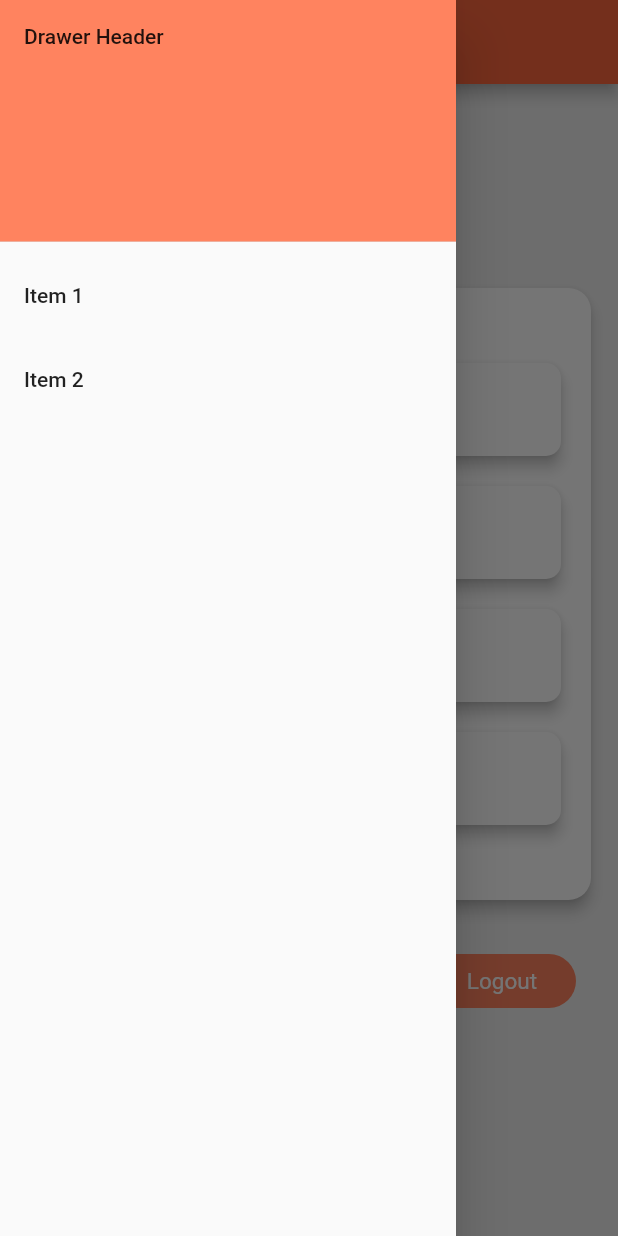
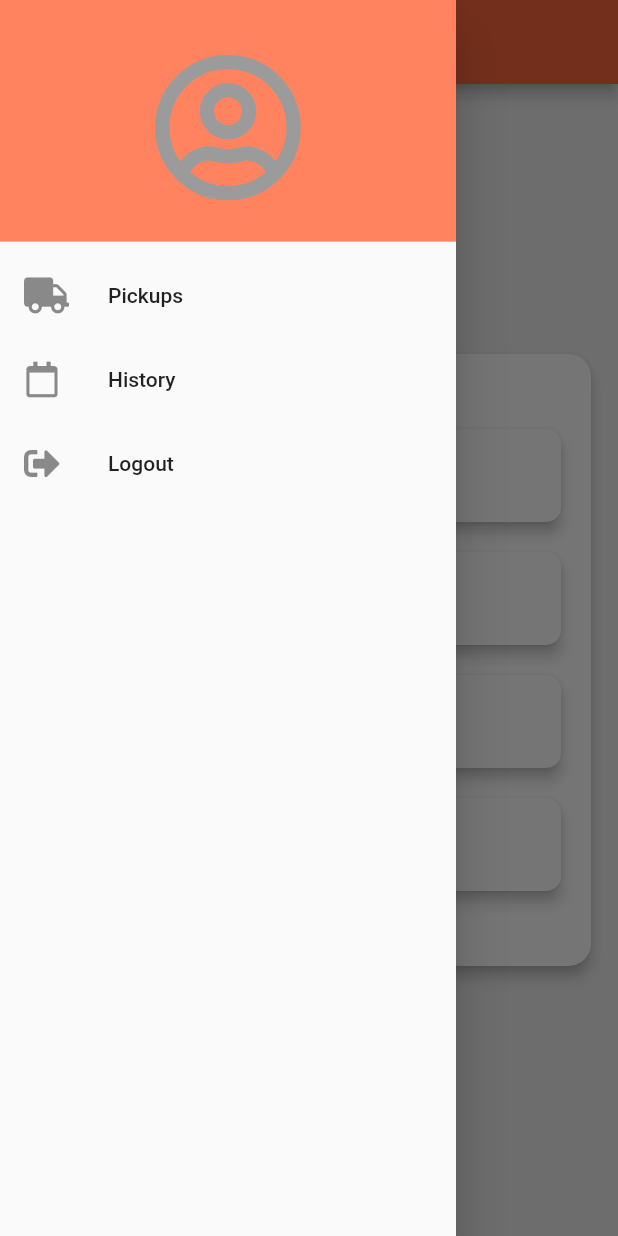
Before and after one commit to duncannzei17/Digiwaste_app, a Flutter app: the Home screen opened directly, with the side drawer open, on a phone screen of 412 x 824 dp. Run offline on Flutter 3.47's test engine with Material 2 defaults, Android fonts, the phone set to English and light mode, and no system bars; our stand-ins replace dio, font_awesome_flutter, geolocator, google_maps_flutter, shared_preferences; missing offline and left inert: mpesa_flutter_plugin; accounts and stored records are empty.

Commit message:
updated userHomescreen

```diff
--- a/lib/Home/userHomeScreen.dart
+++ b/lib/Home/userHomeScreen.dart
@@ -3,10 +3,12 @@ import 'dart:convert';
 import 'package:flutter/material.dart';
 import 'package:shared_preferences/shared_preferences.dart';
 import 'package:digiwaste_dev/Login/loginScreen.dart';
-import 'package:digiwaste_dev/Transporter/transporterNav.dart';
-import 'package:digiwaste_dev/Location/userLocation.dart';
 import 'package:digiwaste_dev/Api/api.dart';
+import 'package:digiwaste_dev/Home/subscriptionScreen.dart';
+import 'package:digiwaste_dev/Home/pickUpScreen.dart';
 import 'package:font_awesome_flutter/font_awesome_flutter.dart';
+import 'package:http/http.dart' as http;
+import 'dart:async';
 
 class Home extends StatefulWidget {
   @override
@@ -19,6 +21,28 @@ class _HomeState extends State<Home> {
   void initState() {
     _getUserInfo();
     super.initState();
+  }
+
+  void _confirmSubscription() async {
+    var data = {
+      'user_id' : userData['id'],
+    };
+
+    var res = await CallApi().postData(data, 'checkSubscription');
+    var body = json.decode(res.body);
+    if(body['status'] == true){
+      Navigator.push(
+          context,
+          new MaterialPageRoute(
+              builder: (context) => PickUp()));
+    }else{
+      Navigator.push(
+          context,
+          new MaterialPageRoute(
+              builder: (context) => Subscription()));
+
+    }
+
   }
 
   void _getUserInfo() async {
@@ -291,78 +315,6 @@ class _HomeState extends State<Home> {
                   ),
                 ),
 
-                /////////////// Button////////////
-                Padding(
-                  padding: const EdgeInsets.only(top: 20, left: 10, right: 10),
-                  child: Row(
-                    mainAxisAlignment: MainAxisAlignment.spaceBetween,
-                    children: <Widget>[
-                      /////////// Edit Button /////////////
-                      Padding(
-                        padding: const EdgeInsets.all(10.0),
-                        child: FlatButton(
-                          child: Padding(
-                            padding: EdgeInsets.only(
-                                top: 8, bottom: 8, left: 10, right: 10),
-                            child: Text(
-                              'DashBoard',
-                              textDirection: TextDirection.ltr,
-                              style: TextStyle(
-                                color: Colors.white,
-                                fontSize: 15.0,
-                                decoration: TextDecoration.none,
-                                fontWeight: FontWeight.normal,
-                              ),
-                            ),
-                          ),
-                          color: Color(0xFFFF835F),
-                          shape: new RoundedRectangleBorder(
-                              borderRadius: new BorderRadius.circular(20.0)),
-                          onPressed: () {
-                            if(userData['user_type'] == 1) {
-                              Navigator.push(
-                                  context,
-                                  new MaterialPageRoute(
-                                      builder: (context) => TransporterNavigator()));
-                            }
-                            else if(userData['user_type'] == 0){
-                              Navigator.push(
-                                  context,
-                                  new MaterialPageRoute(
-                                      builder: (context) => GetLocationPage()));
-                            }
-                          },
-                        ),
-                      ),
-
-                      ////////////// logout//////////
-
-                      Padding(
-                        padding: const EdgeInsets.all(10.0),
-                        child: FlatButton(
-                          child: Padding(
-                            padding: EdgeInsets.only(
-                                top: 8, bottom: 8, left: 10, right: 10),
-                            child: Text(
-                              'Logout',
-                              textDirection: TextDirection.ltr,
-                              style: TextStyle(
-                                color: Colors.white,
-                                fontSize: 15.0,
-                                decoration: TextDecoration.none,
-                                fontWeight: FontWeight.normal,
-                              ),
-                            ),
-                          ),
-                          color: Color(0xFFFF835F),
-                          shape: new RoundedRectangleBorder(
-                              borderRadius: new BorderRadius.circular(20.0)),
-                          onPressed: logout
-                        ),
-                      ),
-                    ],
-                  ),
-                )
               ],
             ),
           ),
@@ -377,27 +329,34 @@ class _HomeState extends State<Home> {
           padding: EdgeInsets.zero,
           children: <Widget>[
             DrawerHeader(
-              child: Text('Drawer Header'),
+              child: Icon(
+                FontAwesomeIcons.userCircle,
+                size: 100.0,
+                color: Color(0xFF9b9b9b),
+              ),
               decoration: BoxDecoration(
                 color: Color(0xFFFF835F),
               ),
             ),
             ListTile(
-              title: Text('Item 1'),
+              leading: Icon(FontAwesomeIcons.truck),
+              title: Text('Pickups'),
               onTap: () {
-                // Update the state of the app
-                // ...
-                // Then close the drawer
-                Navigator.pop(context);
+                _confirmSubscription();
               },
             ),
             ListTile(
-              title: Text('Item 2'),
+              leading: Icon(FontAwesomeIcons.calendar),
+              title: Text('History'),
               onTap: () {
-                // Update the state of the app
-                // ...
-                // Then close the drawer
-                Navigator.pop(context);
+               //
+              },
+            ),
+            ListTile(
+              leading: Icon(FontAwesomeIcons.signOutAlt),
+              title: Text('Logout'),
+              onTap: () {
+                logout();
               },
             ),
           ],
```
Also changed, not shown: lib/Home/pickUpScreen.dart (added, +200 -0 lines), lib/Home/subscriptionScreen.dart (added, +57 -0 lines).
